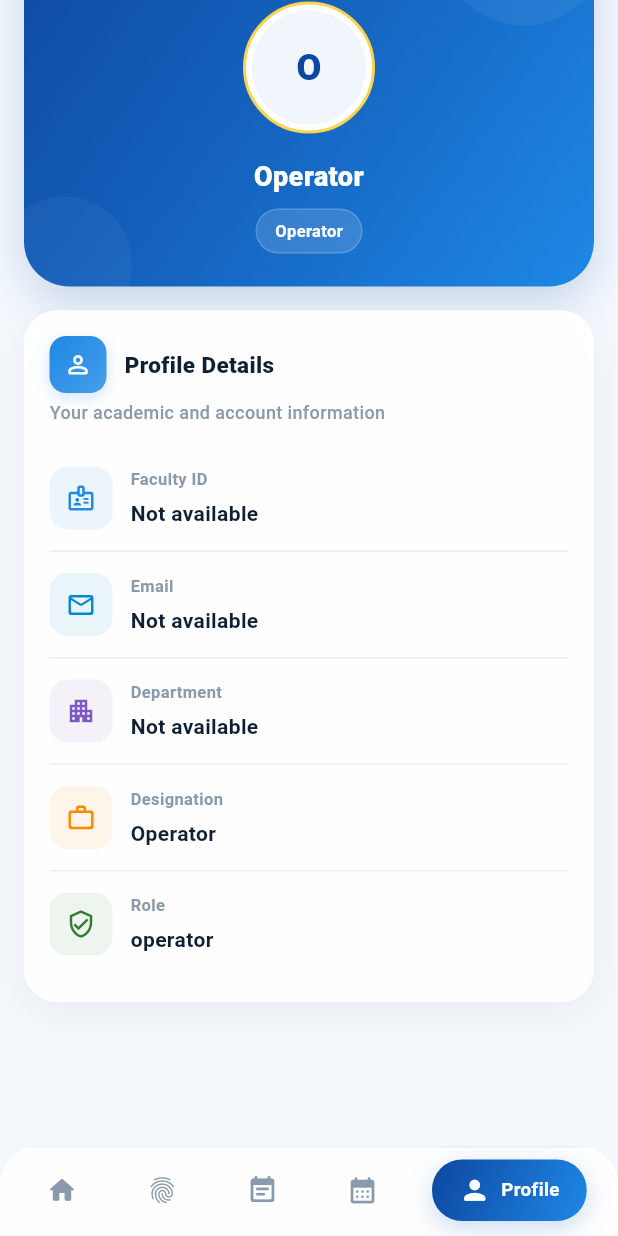
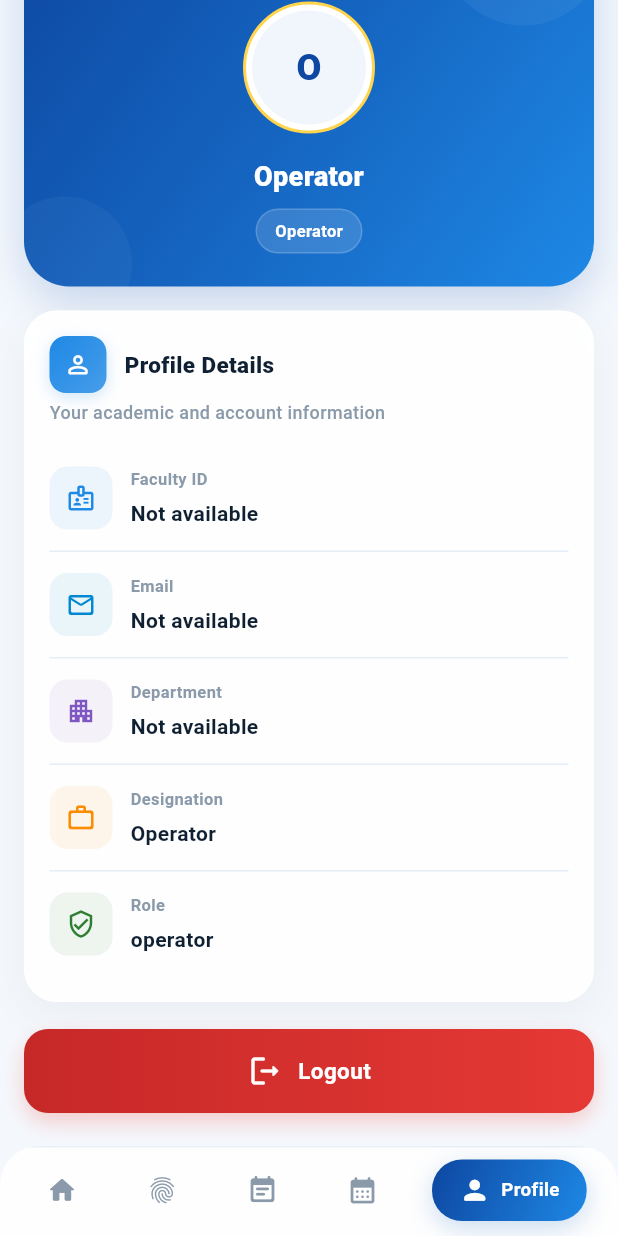
Before and after one commit to ShravyaShreeAnguluri/faculty, a Flutter app: the OperatorDashboardScreen screen opened directly with empty values, item 5 of the bottom bar chosen, scrolled down 89 dp, on a phone screen of 412 x 824 dp. Run offline on Flutter 3.47's test engine with Material 3 defaults, Android fonts, the phone set to English and light mode, and no system bars; our stand-ins replace app_links, camera, dio, file_picker, geolocator, image_picker and 3 more; accounts and stored records are empty; network calls fail.

Commit message:
Update the mmodified files

```diff
--- a/lib/dashboards/admin/admin_dashboard_screen.dart
+++ b/lib/dashboards/admin/admin_dashboard_screen.dart
@@ -6,7 +6,7 @@ import '../../services/token_service.dart';
 import '../../services/api_service.dart';
 import 'admin_faculty_screen.dart';
 import 'admin_reports_screen.dart';
-
+import 'package:flutter/services.dart';
 class _C {
   static const navy = Color(0xFF0A2342);
   static const navyMid = Color(0xFF1B3F72);
--- a/lib/dashboards/dean/dean_leave_screen.dart
+++ b/lib/dashboards/dean/dean_leave_screen.dart
@@ -2,7 +2,7 @@ import 'dart:ui';
 import 'package:flutter/material.dart';
 import '../../screens/leave/leave_history_screen.dart';
 import '../../services/api_service.dart';
-
+import 'package:flutter/services.dart';
 class DeanLeaveScreen extends StatefulWidget {
   const DeanLeaveScreen({super.key});
 
--- a/lib/screens/attendance/attendance_menu_screen.dart
+++ b/lib/screens/attendance/attendance_menu_screen.dart
@@ -164,6 +164,7 @@ class _AttendanceMenuScreenState extends State<AttendanceMenuScreen> {
     return Scaffold(
       backgroundColor: _bgLight,
       appBar: AppBar(
+        automaticallyImplyLeading: false,
         title: const Text(
           "Attendance",
           style: TextStyle(
--- a/lib/screens/auth/login_screen.dart
+++ b/lib/screens/auth/login_screen.dart
@@ -44,7 +44,7 @@ class _LoginScreenState extends State<LoginScreen> {
         const SnackBar(content: Text("OTP sent to your email")),
       );
 
-      Navigator.push(
+      Navigator.pushReplacement(
         context,
         MaterialPageRoute(
           builder: (context) =>
--- a/lib/screens/operator/operator_dashboard_screen.dart
+++ b/lib/screens/operator/operator_dashboard_screen.dart
@@ -1,6 +1,6 @@
 import 'dart:convert';
 import 'dart:ui';
-
+import 'package:flutter/services.dart';
 import 'package:flutter/material.dart';
 import 'package:table_calendar/table_calendar.dart';
 
@@ -296,7 +296,18 @@ class _OperatorDashboardScreenState extends State<OperatorDashboardScreen>
       _profilePage(),
     ];
 
-    return Scaffold(
+    return PopScope(
+      canPop: false,
+      onPopInvoked: (didPop) async {
+        if (didPop) return;
+
+        if (_currentIndex != 0) {
+          setState(() => _currentIndex = 0);
+        } else {
+          await SystemNavigator.pop();
+        }
+      },
+      child: Scaffold(
         backgroundColor: _C.bg,
         body: AnimatedSwitcher(
           duration: const Duration(milliseconds: 280),
@@ -308,6 +319,7 @@ class _OperatorDashboardScreenState extends State<OperatorDashboardScreen>
           ),
         ),
         bottomNavigationBar: _buildBottomNav(),
+      ),
     );
   }
 
@@ -1334,6 +1346,44 @@ class _OperatorDashboardScreenState extends State<OperatorDashboardScreen>
                         ],
                       ),
                     ),
+                    const SizedBox(height: 18),
+
+                    /// 🔴 LOGOUT BUTTON (PROFILE PAGE)
+                    GestureDetector(
+                      onTap: _logout,
+                      child: Container(
+                        width: double.infinity,
+                        padding: const EdgeInsets.symmetric(vertical: 16),
+                        decoration: BoxDecoration(
+                          gradient: const LinearGradient(
+                            colors: [Color(0xFFC62828), Color(0xFFE53935)],
+                          ),
+                          borderRadius: BorderRadius.circular(16),
+                          boxShadow: [
+                            BoxShadow(
+                              color: Colors.red.withOpacity(0.25),
+                              blurRadius: 12,
+                              offset: const Offset(0, 6),
+                            ),
+                          ],
+                        ),
+                        child: const Row(
+                          mainAxisAlignment: MainAxisAlignment.center,
+                          children: [
+                            Icon(Icons.logout_rounded, color: Colors.white),
+                            SizedBox(width: 10),
+                            Text(
+                              "Logout",
+                              style: TextStyle(
+                                color: Colors.white,
+                                fontWeight: FontWeight.w700,
+                                fontSize: 15,
+                              ),
+                            ),
+                          ],
+                        ),
+                      ),
+                    ),
                   ],
                 ),
               ),
--- a/lib/screens/profile/profile_screen.dart
+++ b/lib/screens/profile/profile_screen.dart
@@ -15,6 +15,7 @@ class ProfileScreen extends StatefulWidget {
   final String? qualification;
   final String? profileImage;
   final String  role; // 'faculty' | 'operator' | etc.
+  final VoidCallback? onBackToHome;
 
   const ProfileScreen({
     super.key,
@@ -26,6 +27,7 @@ class ProfileScreen extends StatefulWidget {
     this.qualification,
     this.profileImage,
     this.role = 'faculty',
+    this.onBackToHome,
   });
 
   @override
@@ -226,7 +228,7 @@ class _ProfileScreenState extends State<ProfileScreen>
                                   children: [
                                     _glassButton(
                                       icon: Icons.arrow_back_ios_new_rounded,
-                                      onTap: () => Navigator.pop(context),
+                                      onTap: widget.onBackToHome ?? () => Navigator.pop(context),
                                     ),
                                     const Spacer(),
                                     _glassButton(
--- a/lib/services/app_config.dart
+++ b/lib/services/app_config.dart
@@ -15,7 +15,7 @@
 
 class AppConfig {
   // 👇 PASTE YOUR CURRENT NGROK DOMAIN HERE (no https://, no trailing slash)
-  static const String ngrokDomain = 'aec-app-da19.onrender.com';
+  static const String ngrokDomain = 'https://aec-app-da19.onrender.com';
 
   // Derived URLs — do not edit
   static const String baseUrl = 'https://aec-app-da19.onrender.com';
```
Also changed, not shown: lib/dashboards/dean/dean_dashboard_screen.dart (+17 -4 lines), lib/dashboards/faculty/faculty_dashboard_screen.dart (+17 -3 lines), lib/dashboards/hod/hod_dashboard_screen.dart (+25 -9 lines), 1 other file. Lines whose indentation alone changed are shown as unchanged.
